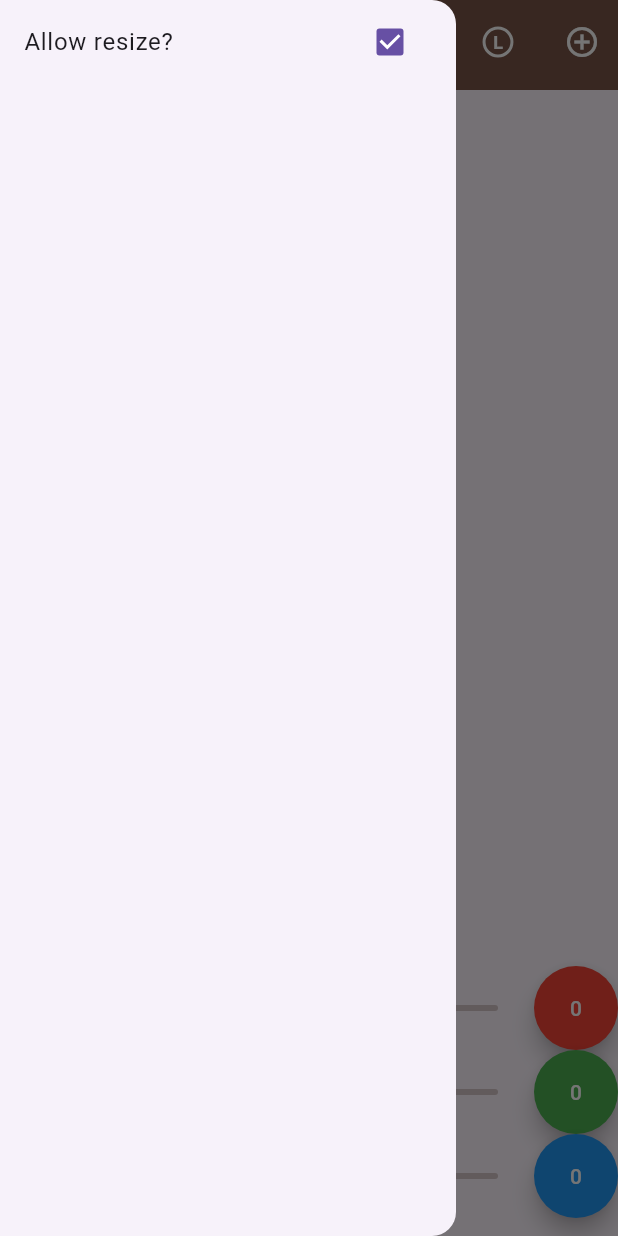
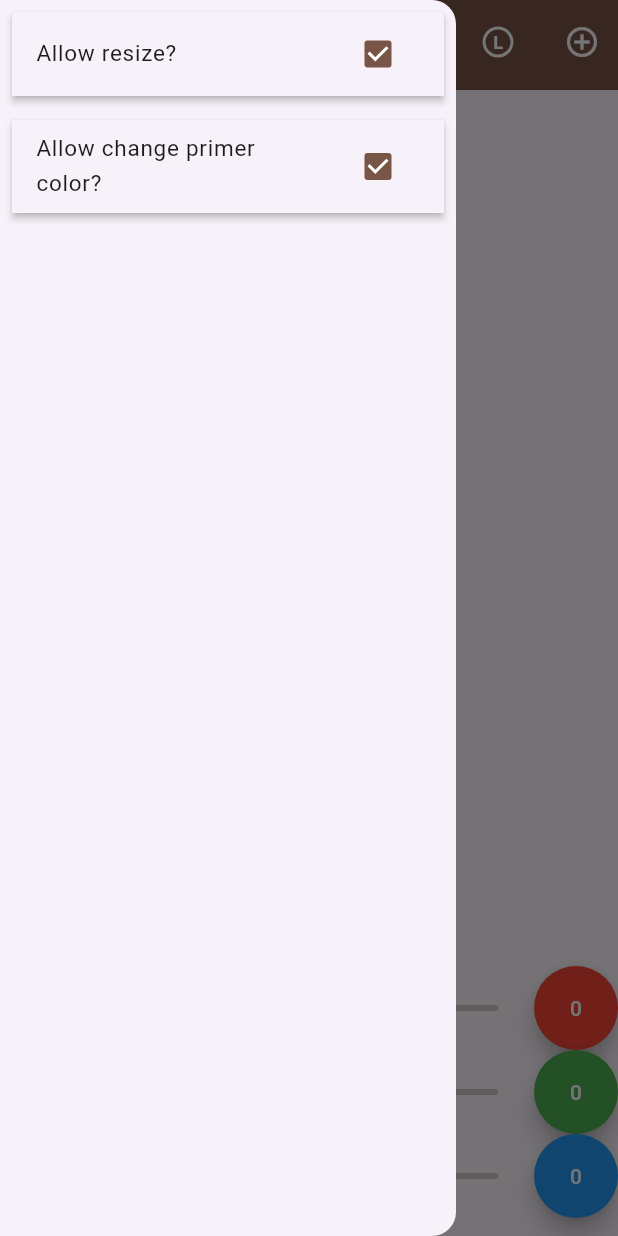
Before and after one commit to TanSinyi/TanSinyi-mobile_exercise2_s01, a Flutter app: the screen it shows after launch, with the side drawer open, on a phone screen of 412 x 824 dp. Run offline on Flutter 3.47's test engine with Material 3 defaults, Android fonts, the phone set to English and light mode, and no system bars.

Commit message:
update drawer for bottom bar driver: Goh Zi Qin navigator: Tan Sin Yi

```diff
--- a/lib/main_body.dart
+++ b/lib/main_body.dart
@@ -2,8 +2,10 @@ import 'package:flutter/material.dart';
 
 class MainBody extends StatelessWidget {
   final double iconSize;
+  final Color iconColor;
 
-  const MainBody({Key? key, required this.iconSize}) : super(key: key);
+  const MainBody({Key? key, required this.iconSize, required this.iconColor})
+      : super(key: key);
 
   @override
   Widget build(BuildContext context) {
@@ -11,6 +13,7 @@ class MainBody extends StatelessWidget {
         child: Icon(
       Icons.access_alarms_rounded,
       size: iconSize,
+      color: iconColor,
     ));
   }
 }
--- a/lib/main_screen.dart
+++ b/lib/main_screen.dart
@@ -15,6 +15,7 @@ class _MainScreenState extends State<MainScreen> {
   double _greenSliderValue = 0.0;
   double _blueSliderValue = 0.0;
   bool allowResize = true;
+  bool allowChangeColor = true;
 
 //Function for minimize button
   void _decreaseSize() {
@@ -90,18 +91,52 @@ class _MainScreenState extends State<MainScreen> {
             child: ListView(
           padding: EdgeInsets.zero,
           children: [
-            CheckboxListTile(
-                title: const Text('Allow resize?'),
+            // Allow resize
+            Card(
+              margin: const EdgeInsets.all(8),
+              elevation: 2, //Shadow dept
+              shape: RoundedRectangleBorder(
+                  borderRadius: BorderRadius.circular(0)),
+              child: CheckboxListTile(
+                title: const Text(
+                  'Allow resize?',
+                  style: TextStyle(fontSize: 15),
+                ),
                 value: allowResize,
                 onChanged: (bool? value) {
                   setState(() {
                     allowResize = value!;
                   });
-                })
+                },
+                activeColor: Colors.brown,
+              ),
+            ),
+            // Allow change primer color
+            Card(
+              margin: const EdgeInsets.all(8),
+              elevation: 2, //Shadow dept
+              shape: RoundedRectangleBorder(
+                  borderRadius: BorderRadius.circular(0)),
+              child: CheckboxListTile(
+                title: const Text(
+                  'Allow change primer color?',
+                  style: TextStyle(fontSize: 15),
+                ),
+                value: allowChangeColor,
+                onChanged: (bool? value) {
+                  setState(() {
+                    allowChangeColor = value!;
+                  });
+                },
+                activeColor: Colors.brown,
+              ),
+            ),
           ],
         )),
         body: MainBody(
           iconSize: _iconSize,
+          iconColor: Color.fromRGBO(_redSliderValue.toInt(),
+              _greenSliderValue.toInt(), _blueSliderValue.toInt(), 1.0),
         ),
         bottomNavigationBar: MainBottomBar(
           redSliderValue: _redSliderValue,
@@ -110,7 +145,7 @@ class _MainScreenState extends State<MainScreen> {
           onRedSliderChanged: _onRedSliderChanged,
           onGreenSliderChanged: _onGreenSliderChanged,
           onBlueSliderChanged: _onBlueSliderChanged,
-          allowChangeColor: true,
+          allowChangeColor: allowChangeColor,
         ),
       ),
     );
```
